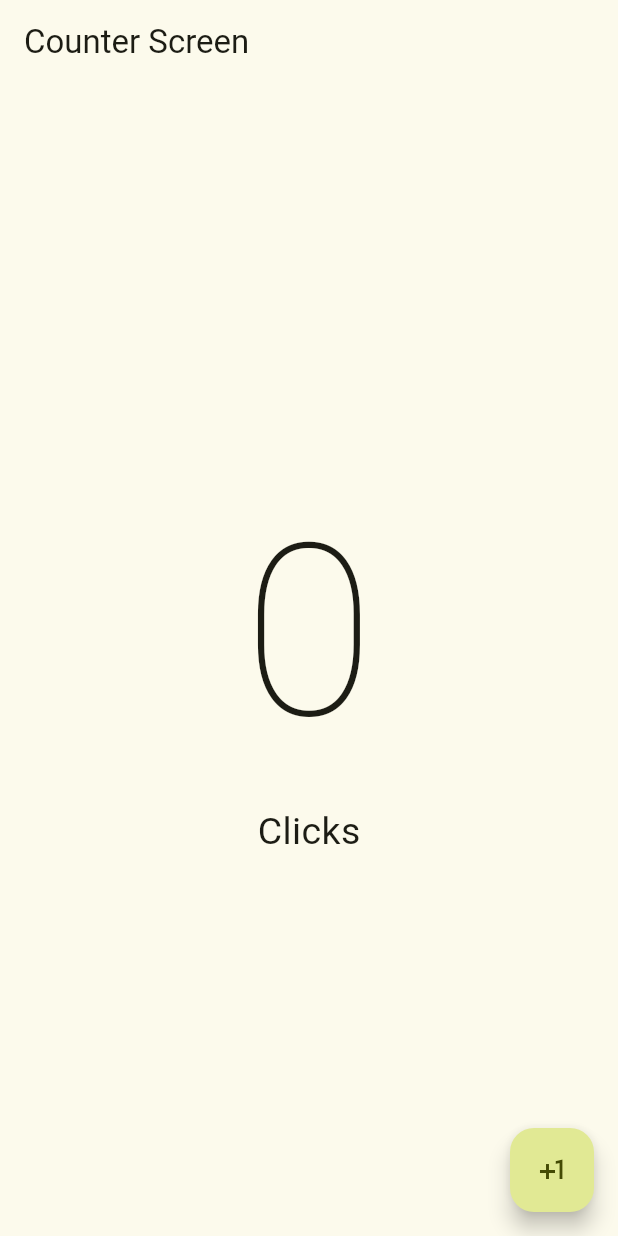
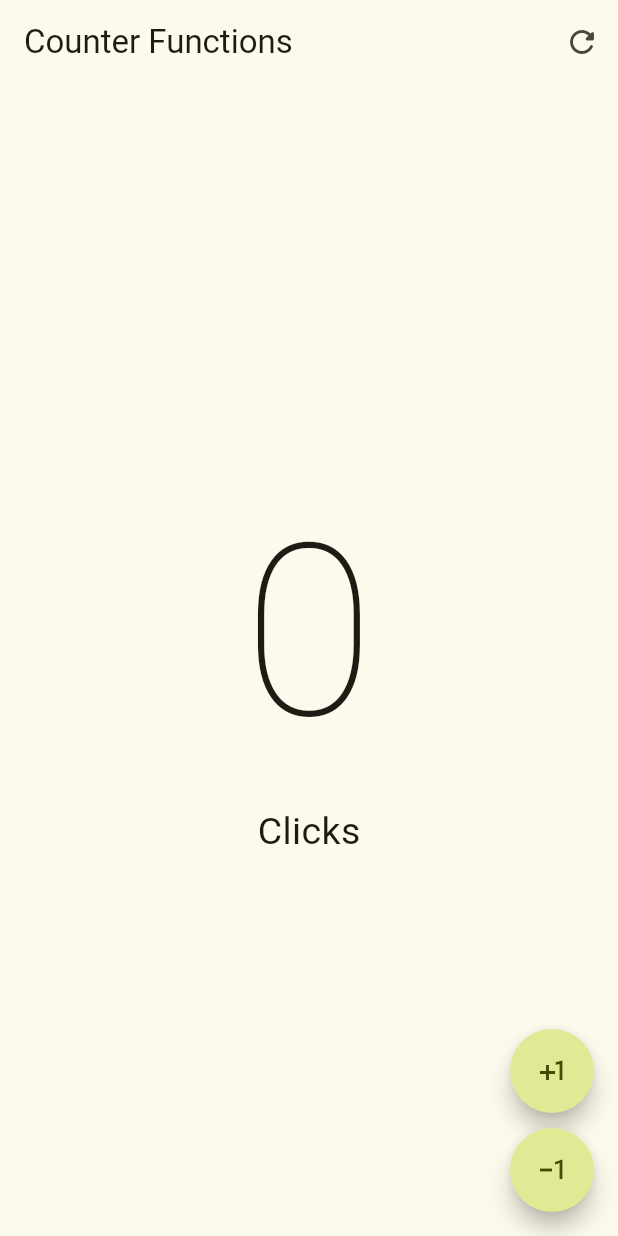
Before and after one commit to dieginin/counter_app, a Flutter app: the screen it shows after launch, on a phone screen of 412 x 824 dp. Run offline on Flutter 3.47's test engine with Material 2 defaults, Android fonts, the phone set to English and light mode, and no system bars.

Commit message:
AppBar & ActionButtons

```diff
--- a/lib/main.dart
+++ b/lib/main.dart
@@ -18,7 +18,7 @@ class MainApp extends StatelessWidget {
         colorSchemeSeed: Colors.lime,
       ),
       title: 'Counter App',
-      home: const CounterScreen(),
+      home: const CounterFunctionsScreen(),
     );
   }
 }
--- /dev/null
+++ b/lib/src/screens/counter/counter_functions_screen.dart
@@ -0,0 +1,58 @@
+import 'package:flutter/material.dart';
+
+class CounterFunctionsScreen extends StatefulWidget {
+  const CounterFunctionsScreen({super.key});
+
+  @override
+  State<CounterFunctionsScreen> createState() => _CounterFunctionsScreenState();
+}
+
+class _CounterFunctionsScreenState extends State<CounterFunctionsScreen> {
+  int clickCounter = 0;
+
+  @override
+  Widget build(BuildContext context) {
+    return Scaffold(
+      appBar: AppBar(
+        title: const Text('Counter Functions'),
+        actions: [
+          IconButton(
+            onPressed: () => setState(() => clickCounter = 0),
+            icon: const Icon(Icons.refresh_rounded),
+          ),
+        ],
+      ),
+      body: Center(
+        child: Column(
+          mainAxisAlignment: MainAxisAlignment.center,
+          children: [
+            Text(
+              '$clickCounter',
+              style: const TextStyle(fontSize: 160, fontWeight: FontWeight.w100),
+            ),
+            Text(
+              'Click${clickCounter == 1 ? '' : 's'}',
+              style: const TextStyle(fontSize: 25),
+            ),
+          ],
+        ),
+      ),
+      floatingActionButton: Column(
+        mainAxisAlignment: MainAxisAlignment.end,
+        children: [
+          FloatingActionButton(
+            shape: const StadiumBorder(),
+            onPressed: () => setState(() => clickCounter++),
+            child: const Icon(Icons.plus_one),
+          ),
+          const SizedBox(height: 10),
+          FloatingActionButton(
+            shape: const StadiumBorder(),
+            onPressed: () => setState(() => clickCounter--),
+            child: const Icon(Icons.exposure_minus_1_outlined),
+          ),
+        ],
+      ),
+    );
+  }
+}
--- a/lib/src/screens/screens.dart
+++ b/lib/src/screens/screens.dart
@@ -1 +1,2 @@
+export 'counter/counter_functions_screen.dart';
 export 'counter/counter_screen.dart';
```
